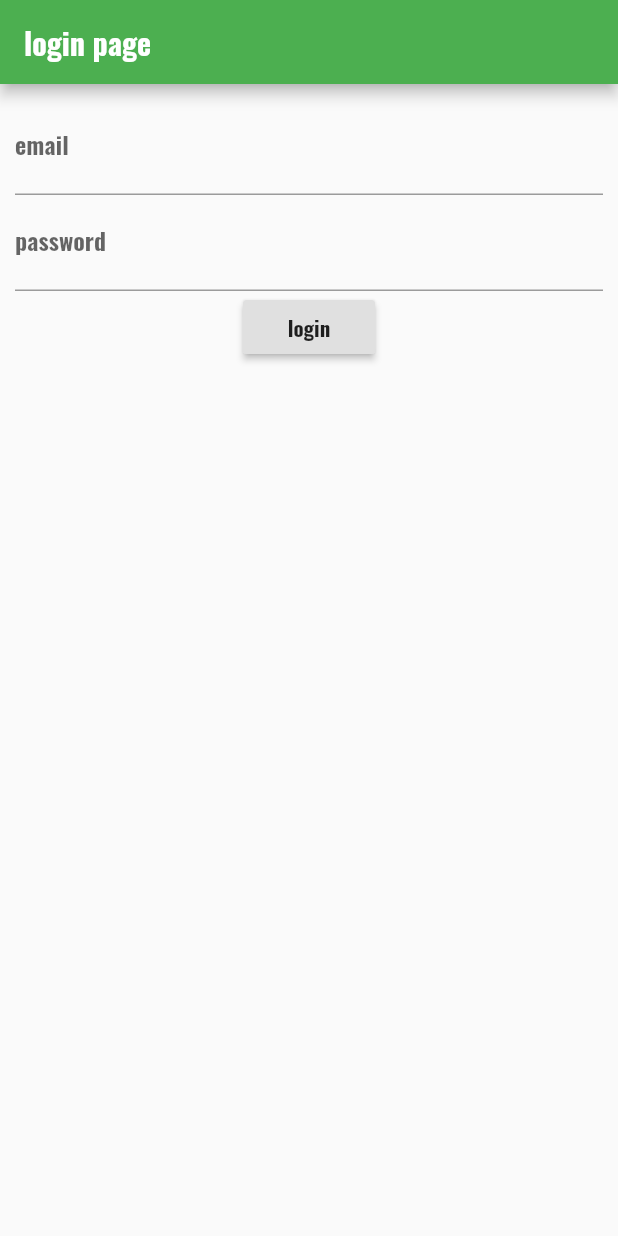
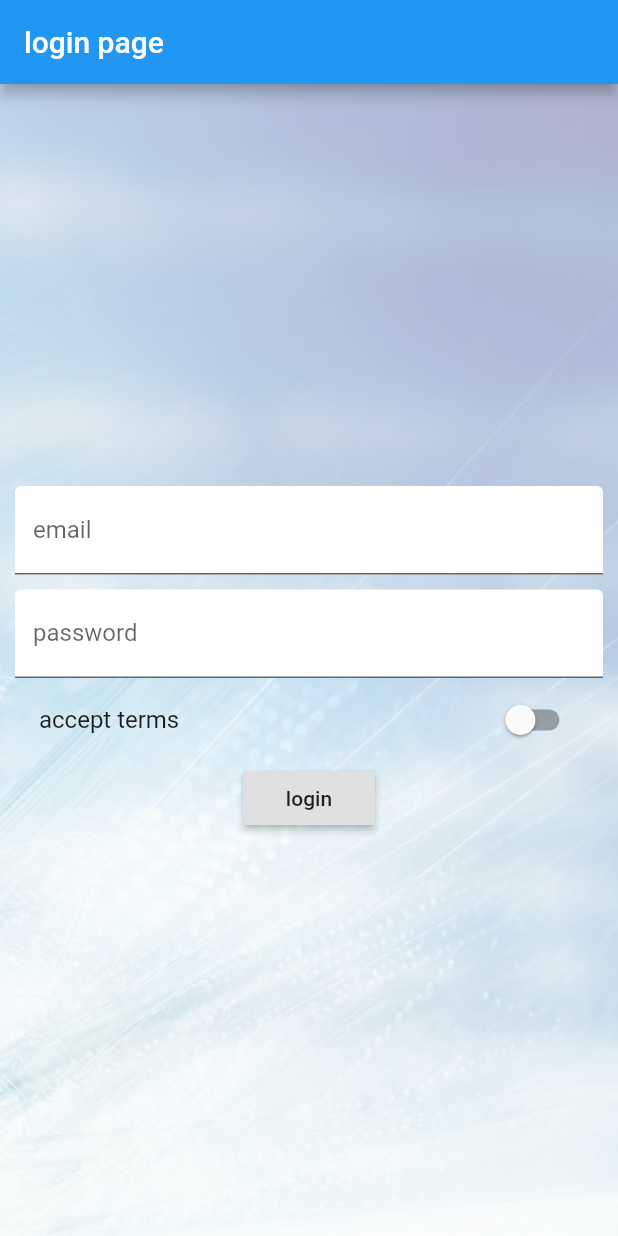
Before and after one commit to github-liuzhao/my-flutter-app-demo, a Flutter app: the screen it shows after launch, on a phone screen of 412 x 824 dp. Run offline on Flutter 3.47's test engine with Material 2 defaults, Android fonts, the phone set to English and light mode, and no system bars.

Commit message:
expanded, flexible, adding background image, centering input fields

```diff
--- a/lib/main.dart
+++ b/lib/main.dart
@@ -42,9 +42,8 @@ class _MyApp extends State<MyApp> {
       // debugShowMaterialGrid: true,
       theme: ThemeData(
         brightness: Brightness.light,
-        primaryColor: Colors.green,
-        accentColor: Colors.greenAccent,
-        fontFamily: 'Oswald'
+        primaryColor: Colors.blue,
+        accentColor: Colors.blueAccent
       ),
       routes: <String, WidgetBuilder>{
         // route registry
--- a/lib/pages/auth.dart
+++ b/lib/pages/auth.dart
@@ -6,9 +6,11 @@ class AuthPage extends StatefulWidget {
     return _AuthState();
   }
 }
+
 class _AuthState extends State<AuthPage> {
   String _email;
   String _password;
+  bool _acceptStatus = false;
   @override
   Widget build(BuildContext context) {
     return Scaffold(
@@ -17,23 +19,51 @@ class _AuthState extends State<AuthPage> {
           title: Text('login page'),
         ),
         body: Container(
-          margin: EdgeInsets.all(10.0),
-          child: Column(children: <Widget>[
+          decoration: BoxDecoration(
+            image: DecorationImage(
+                fit: BoxFit.cover,
+                colorFilter: ColorFilter.mode(Colors.black.withOpacity(0.3), BlendMode.dstATop),
+                image: AssetImage('assets/bg.jpg')
+              )
+            ),
+          padding: EdgeInsets.all(10.0),
+          child: Center(child: SingleChildScrollView(
+            child: Column(children: <Widget>[
             TextField(
-              decoration: InputDecoration(labelText: 'email'),
+              decoration: InputDecoration(
+                labelText: 'email',
+                fillColor: Colors.white,
+                filled: true,
+              ),
               keyboardType: TextInputType.emailAddress,
-              onChanged: (String value){
+              onChanged: (String value) {
                 setState(() {
                   _email = value;
                 });
               },
             ),
+            SizedBox(
+              height: 10.0,
+            ),
             TextField(
-              decoration: InputDecoration(labelText: 'password'),
+              decoration: InputDecoration(
+                labelText: 'password',
+                fillColor: Colors.white,
+                filled: true,
+              ),
               obscureText: true,
               onChanged: (String value) {
-                setState((){
+                setState(() {
                   _password = value;
+                });
+              },
+            ),
+            SwitchListTile(
+              title: Text('accept terms'),
+              value: _acceptStatus,
+              onChanged: (bool value) {
+                setState(() {
+                  _acceptStatus = value;
                 });
               },
             ),
@@ -45,8 +75,10 @@ class _AuthState extends State<AuthPage> {
                 Navigator.pushReplacementNamed(context, '/products');
               },
             ),
-          ],)
-        )
+          ])
+        ),
+        ),
+      )
     );
   }
 }
--- a/pubspec.yaml
+++ b/pubspec.yaml
@@ -39,6 +39,7 @@ flutter:
   # To add assets to your application, add an assets section, like this:
   assets:
    - assets/01.jpg
+   - assets/bg.jpg
 
   # An image asset can refer to one or more resolution-specific "variants", see
   # https://flutter.io/assets-and-images/#resolution-aware.
```
Also changed, not shown: lib/products.dart (+28 -3 lines), assets/bg.jpg (added).
